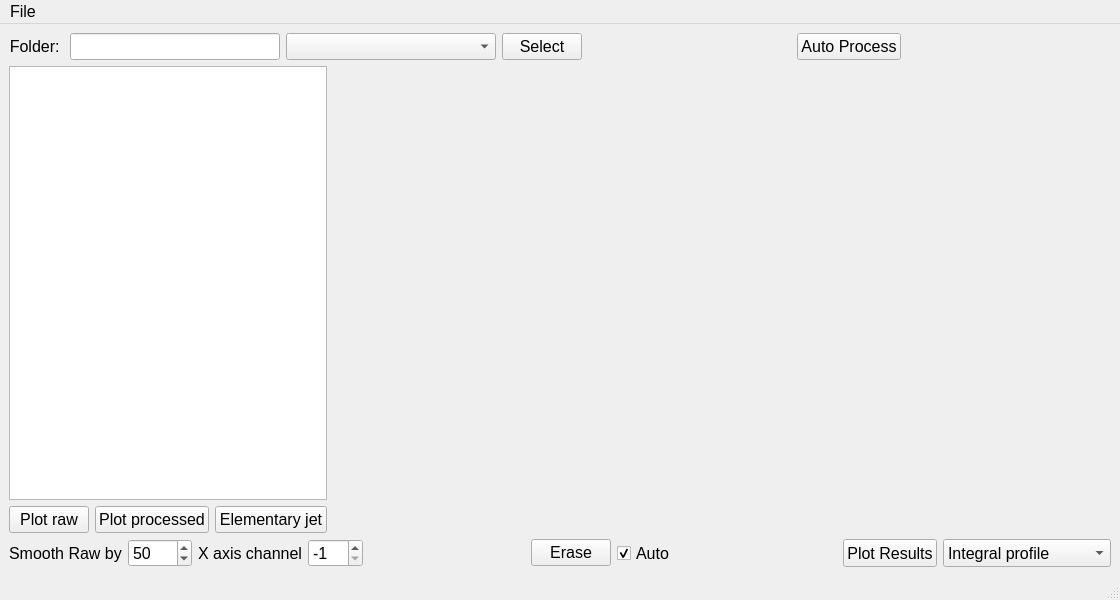
First picture: the form in emittance/Emittance.ui, repository salinsalins/LoggerPlotterPy, before the edit.
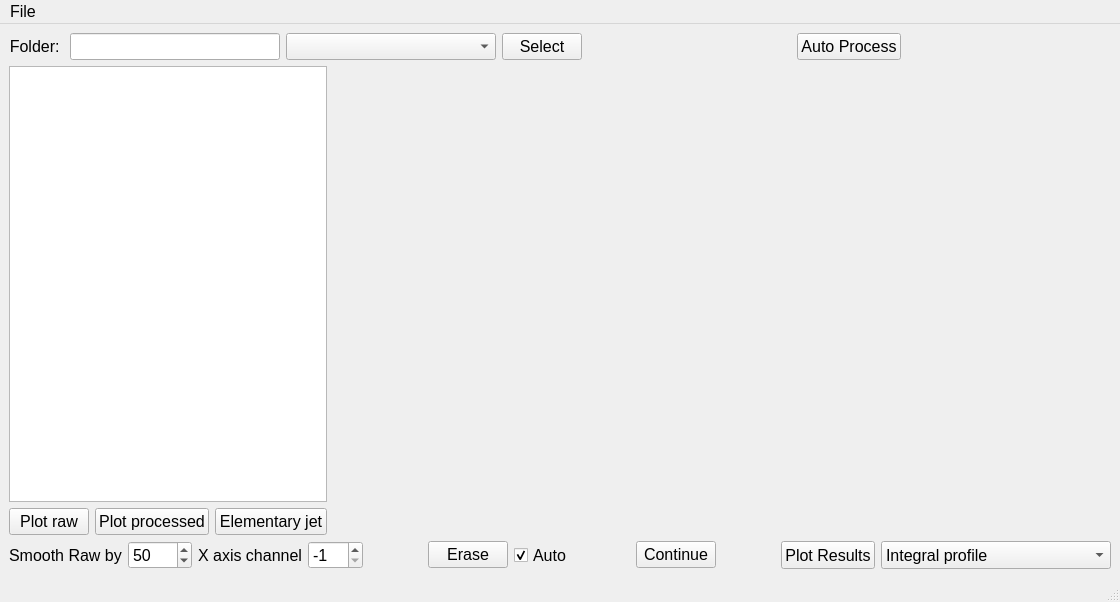
Second picture: the form after the edit. Custom widgets are drawn as their Qt base class.

Commit message: auto x0 reduction

Diff of the .ui file:
```diff
--- a/emittance/Emittance.ui
+++ b/emittance/Emittance.ui
@@ -7,7 +7,7 @@
     <x>0</x>
     <y>0</y>
     <width>1120</width>
-    <height>600</height>
+    <height>602</height>
    </rect>
   </property>
   <property name="font">
@@ -392,6 +392,26 @@
         </property>
        </widget>
       </item>
+      <item>
+       <spacer name="horizontalSpacer_5">
+        <property name="orientation">
+         <enum>Qt::Horizontal</enum>
+        </property>
+        <property name="sizeHint" stdset="0">
+         <size>
+          <width>40</width>
+          <height>20</height>
+         </size>
+        </property>
+       </spacer>
+      </item>
+      <item>
+       <widget class="QPushButton" name="pushButton_8">
+        <property name="text">
+         <string>Continue</string>
+        </property>
+       </widget>
+      </item>
       <item>
        <spacer name="horizontalSpacer_2">
         <property name="orientation">
@@ -468,12 +488,12 @@
         </item>
         <item>
          <property name="text">
-          <string>Debug Contour 1</string>
+          <string>Calculated data</string>
          </property>
         </item>
         <item>
          <property name="text">
-          <string>Debug Contour 2</string>
+          <string>Regular divergence reduced</string>
          </property>
         </item>
         <item>
@@ -491,6 +511,11 @@
           <string>Debug Contour 4</string>
          </property>
         </item>
+        <item>
+         <property name="text">
+          <string>Debug Contour 5</string>
+         </property>
+        </item>
        </widget>
       </item>
      </layout>
```
The commit also changes 1 other file.
